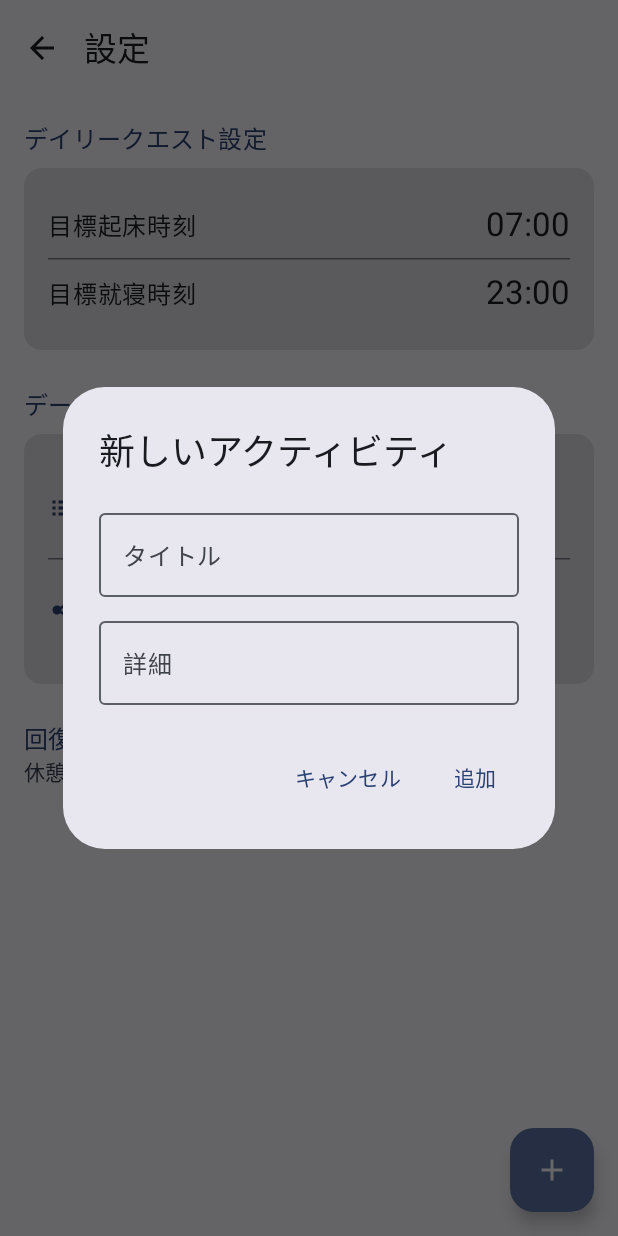
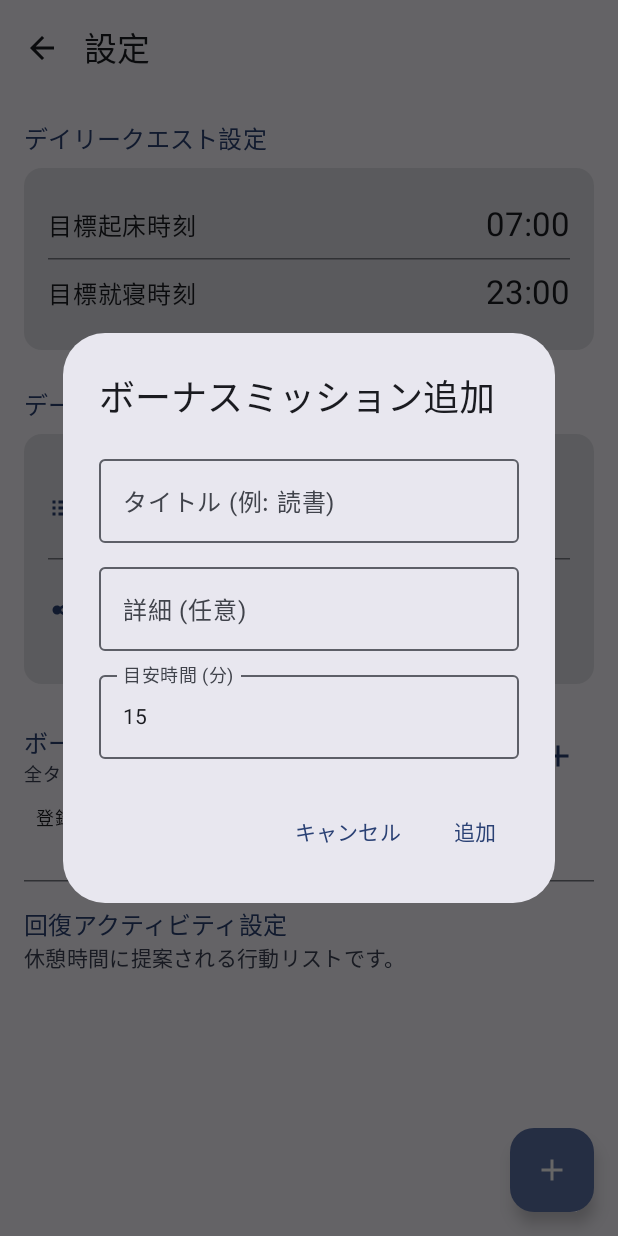
Before and after one commit to aglioolio555/LifeQuest, an Android app built with Jetpack Compose: the composable MainScreen shown on its own in the app's theme, after a tap on "追加", on a phone screen of 412 x 824 dp. Run offline under Robolectric (Android 15) with nearby library versions, the light colour scheme and no system bars; our stand-ins replace Room's generated code; 2 other taps on this screen came first.

Commit message:
add bounus quest

```diff
--- a/app/src/main/java/com/example/lifequest/MainActivity.kt
+++ b/app/src/main/java/com/example/lifequest/MainActivity.kt
@@ -30,7 +30,7 @@ class MainActivity : ComponentActivity() {
             .fallbackToDestructiveMigration()
             .build()
 
-        val repository = MainRepository(db.userStatusDao(), questDao = db.questDao(), questLogDao = db.questLogDao(), db.breakActivityDao(), db.dailyQuestDao())
+        val repository = MainRepository(db.userStatusDao(), questDao = db.questDao(), questLogDao = db.questLogDao(), db.breakActivityDao(), db.dailyQuestDao(),db.extraQuestDao())
 
         val usageStatsHelper = UsageStatsHelper(applicationContext)
 
--- a/app/src/main/java/com/example/lifequest/QuestEnums.kt
+++ b/app/src/main/java/com/example/lifequest/QuestEnums.kt
@@ -11,7 +11,8 @@ enum class DailyQuestType(val title: String, val message: String, val icon: Imag
     WAKE_UP("早起き達成", "素晴らしい一日の始まりです！", Icons.Default.WbSunny, Color(0xFFFFA000)), // オレンジ
     BEDTIME("早寝達成", "昨日はしっかり休めましたね。", Icons.Default.Bedtime, Color(0xFF3F51B5)), // インディゴ
     FOCUS("集中リミット突破", "驚異的な集中力です！", Icons.Default.Timer, Color(0xFFF44336)),    // 赤
-    BALANCE("バランスミッション", "新たな領域を制覇しました！", Icons.Default.Balance, Color(0xFF4CAF50)); // 緑
+    BALANCE("バランスミッション", "新たな領域を制覇しました！", Icons.Default.Balance, Color(0xFF4CAF50)), // 緑
+    BONUS("ボーナスミッション達成", "自己研鑽への挑戦、素晴らしい！", Icons.Default.Star, Color(0xFF9C27B0));
 }
 // カテゴリ定義
 enum class QuestCategory(val id: Int, val label: String, val icon: ImageVector, val color: Color) {
--- a/app/src/main/java/com/example/lifequest/data/local/AppDatabase.kt
+++ b/app/src/main/java/com/example/lifequest/data/local/AppDatabase.kt
@@ -8,20 +8,24 @@ import com.example.lifequest.data.local.dao.DailyQuestDao
 import com.example.lifequest.data.local.dao.UserStatusDao
 import com.example.lifequest.data.local.dao.QuestDao
 import com.example.lifequest.data.local.dao.QuestLogDao
+import com.example.lifequest.data.local.dao.ExtraQuestDao
 import com.example.lifequest.data.local.entity.BreakActivity
 import com.example.lifequest.data.local.entity.DailyQuestProgress
 import com.example.lifequest.data.local.entity.Quest
 import com.example.lifequest.data.local.entity.QuestLog
 import com.example.lifequest.data.local.entity.Subtask
+import com.example.lifequest.data.local.entity.ExtraQuest
 
 // entities に Quest::class を追加し、version を 2 に上げます
 @Database(entities =
     [UserStatus::class, Quest::class, QuestLog::class,
-        Subtask::class, BreakActivity::class, DailyQuestProgress::class], version =12)
+        Subtask::class, BreakActivity::class, DailyQuestProgress::class,
+    ExtraQuest::class], version =13)
 abstract class AppDatabase : RoomDatabase() {
     abstract fun userStatusDao(): UserStatusDao
     abstract fun questDao(): QuestDao
     abstract fun questLogDao(): QuestLogDao
     abstract fun breakActivityDao(): BreakActivityDao
     abstract fun dailyQuestDao(): DailyQuestDao
+    abstract fun extraQuestDao(): ExtraQuestDao
 }
--- /dev/null
+++ b/app/src/main/java/com/example/lifequest/data/local/dao/ExtraQuestDao.kt
@@ -0,0 +1,26 @@
+package com.example.lifequest.data.local.dao
+
+import androidx.room.Dao
+import androidx.room.Delete
+import androidx.room.Insert
+import androidx.room.Query
+import com.example.lifequest.data.local.entity.ExtraQuest
+import kotlinx.coroutines.flow.Flow
+
+@Dao
+interface ExtraQuestDao {
+    @Query("SELECT * FROM extra_quests ORDER BY id DESC")
+    fun getAll(): Flow<List<ExtraQuest>>
+
+    @Query("SELECT * FROM extra_quests ORDER BY RANDOM() LIMIT 1")
+    fun getRandom(): ExtraQuest?
+
+    @Insert
+    fun insert(quest: ExtraQuest): Long
+
+    @Delete
+    fun delete(quest: ExtraQuest): Int
+
+    @Query("SELECT COUNT(*) FROM extra_quests")
+    fun getCount(): Int
+}
--- a/app/src/main/java/com/example/lifequest/ui/MainScreen.kt
+++ b/app/src/main/java/com/example/lifequest/ui/MainScreen.kt
@@ -110,6 +110,7 @@ fun MainScreen(viewModel: MainViewModel) {
     var editingQuestData by remember { mutableStateOf<QuestWithSubtasks?>(null) }
     val popupQueue by viewModel.popupQueue.collectAsState()
 
+    val suggestedExtraQuest by viewModel.suggestedExtraQuest.collectAsState()
 
     Scaffold(
         bottomBar = {
@@ -162,6 +163,12 @@ fun MainScreen(viewModel: MainViewModel) {
                         HomeScreen(
                             status = status,
                             urgentQuestData = quests.firstOrNull(),
+                            suggestedExtraQuest = suggestedExtraQuest,
+                            onStartBonusMission = { extra ->
+                                viewModel.startBonusMission(extra, soundManager)
+                                activity?.startPinning()
+                                currentScreen = Screen.FOCUS
+                            },
                             timerState = timerState,
                             currentTime = currentTime,
                             onOpenSettings = { currentScreen = Screen.SETTINGS },
--- a/app/src/main/java/com/example/lifequest/ui/screens/HomeScreen.kt
+++ b/app/src/main/java/com/example/lifequest/ui/screens/HomeScreen.kt
@@ -13,10 +13,12 @@ import androidx.compose.ui.unit.dp
 import com.example.lifequest.model.QuestWithSubtasks
 import com.example.lifequest.data.local.entity.Quest
 import com.example.lifequest.data.local.entity.Subtask
+import com.example.lifequest.data.local.entity.ExtraQuest
 import com.example.lifequest.logic.TimerState
 import com.example.lifequest.data.local.entity.UserStatus
 import com.example.lifequest.ui.components.StatusCard
 import com.example.lifequest.ui.components.UrgentQuestCard
+import com.example.lifequest.ui.components.BonusMissionCard
 
 @Composable
 fun HomeScreen(
@@ -28,7 +30,9 @@ fun HomeScreen(
     onEdit: (QuestWithSubtasks) -> Unit,
     onToggleTimer: (Quest) -> Unit,
     onComplete: (Quest) -> Unit,
-    onSubtaskToggle: (Subtask) -> Unit
+    onSubtaskToggle: (Subtask) -> Unit,
+    suggestedExtraQuest: ExtraQuest?,
+    onStartBonusMission: (ExtraQuest) -> Unit
 ) {
     Column(
         modifier = Modifier.fillMaxSize().padding(16.dp),
@@ -65,11 +69,21 @@ fun HomeScreen(
                 color = MaterialTheme.colorScheme.secondary
             )
         } else {
+            // ★変更: タスク完了時
             Card(colors = CardDefaults.cardColors(containerColor = MaterialTheme.colorScheme.surfaceVariant), modifier = Modifier.fillMaxWidth().padding(16.dp)) {
                 Column(modifier = Modifier.padding(32.dp).fillMaxWidth(), horizontalAlignment = Alignment.CenterHorizontally) {
                     Icon(Icons.Default.Check, contentDescription = null, modifier = Modifier.size(48.dp), tint = MaterialTheme.colorScheme.primary)
-                    Text("全てのクエストを完了しました！")
+                    Text("今日の全タスク完了！", fontWeight = FontWeight.Bold)
                 }
+            }
+
+            // ★追加: ボーナスミッションの提案があれば表示
+            if (suggestedExtraQuest != null) {
+                Spacer(modifier = Modifier.height(24.dp))
+                BonusMissionCard(
+                    extraQuest = suggestedExtraQuest,
+                    onStart = { onStartBonusMission(suggestedExtraQuest) }
+                )
             }
         }
     }
--- a/app/src/main/java/com/example/lifequest/ui/screens/SettingScreen.kt
+++ b/app/src/main/java/com/example/lifequest/ui/screens/SettingScreen.kt
@@ -14,6 +14,7 @@ import androidx.compose.material3.*
 import androidx.compose.runtime.*
 import androidx.compose.ui.Alignment
 import androidx.compose.ui.Modifier
+import androidx.compose.ui.text.font.FontWeight
 import androidx.compose.ui.unit.dp
 import com.example.lifequest.data.local.entity.BreakActivity
 import com.example.lifequest.data.local.entity.UserStatus
@@ -29,9 +30,13 @@ fun SettingScreen(
     onUpdateTargetTimes: (Int, Int, Int, Int) -> Unit,
     onExportQuestLogs: () -> Unit,   // ★変更: クエストログ用
     onExportDailyQuests: () -> Unit, // ★追加: デイリークエスト用
+    extraQuests: List<com.example.lifequest.data.local.entity.ExtraQuest> = emptyList(),
+    onAddExtraQuest: (String, String, Int) -> Unit = {_,_,_ ->},
+    onDeleteExtraQuest: (com.example.lifequest.data.local.entity.ExtraQuest) -> Unit = {},
     onBack: () -> Unit
 ) {
     var showAddDialog by remember { mutableStateOf(false) }
+    var showExtraAddDialog by remember { mutableStateOf(false) }
     var showWakeUpPicker by remember { mutableStateOf(false) }
     var showBedTimePicker by remember { mutableStateOf(false) }
 
@@ -130,7 +135,45 @@ fun SettingScreen(
             }
 
             Spacer(modifier = Modifier.height(24.dp))
+            // ★追加: エキストラクエスト管理セクション
+            Row(
+                modifier = Modifier.fillMaxWidth(),
+                horizontalArrangement = Arrangement.SpaceBetween,
+                verticalAlignment = Alignment.CenterVertically
+            ) {
+                Column {
+                    Text("ボーナスミッション設定", style = MaterialTheme.typography.titleMedium, color = MaterialTheme.colorScheme.primary)
+                    Text("全タスク完了後にランダム出現", style = MaterialTheme.typography.bodySmall, color = MaterialTheme.colorScheme.secondary)
+                }
+                IconButton(onClick = { showExtraAddDialog = true }) {
+                    Icon(Icons.Default.Add, contentDescription = "追加", tint = MaterialTheme.colorScheme.primary)
+                }
+            }
 
+            LazyColumn(
+                modifier = Modifier.heightIn(max = 200.dp), // 高さ制限
+                verticalArrangement = Arrangement.spacedBy(8.dp),
+                contentPadding = PaddingValues(bottom = 8.dp)
+            ) {
+                items(extraQuests) { extra ->
+                    Card(modifier = Modifier.fillMaxWidth()) {
+                        Row(modifier = Modifier.padding(horizontal = 16.dp, vertical = 8.dp), verticalAlignment = Alignment.CenterVertically) {
+                            Column(modifier = Modifier.weight(1f)) {
+                                Text(extra.title, style = MaterialTheme.typography.bodyMedium, fontWeight = FontWeight.Bold)
+                                Text("${extra.estimatedTime / 60000}分 / +${extra.expReward}EXP", style = MaterialTheme.typography.bodySmall)
+                            }
+                            IconButton(onClick = { onDeleteExtraQuest(extra) }, modifier = Modifier.size(24.dp)) {
+                                Icon(Icons.Default.Delete, contentDescription = "削除", tint = MaterialTheme.colorScheme.error)
+                            }
+                        }
+                    }
+                }
+                if (extraQuests.isEmpty()) {
+                    item { Text("登録なし", style = MaterialTheme.typography.bodySmall, modifier = Modifier.padding(8.dp)) }
+                }
+            }
+
+            HorizontalDivider(modifier = Modifier.padding(vertical = 16.dp))
             // --- 回復アクティビティ設定 ---
             Text("回復アクティビティ設定", style = MaterialTheme.typography.titleMedium, color = MaterialTheme.colorScheme.primary)
             Text("休憩時間に提案される行動リストです。", style = MaterialTheme.typography.bodyMedium, color = MaterialTheme.colorScheme.secondary, modifier = Modifier.padding(bottom = 8.dp))
@@ -184,4 +227,32 @@ fun SettingScreen(
             dismissButton = { TextButton(onClick = { showAddDialog = false }) { Text("キャンセル") } }
         )
     }
+    if (showExtraAddDialog) {
+        var title by remember { mutableStateOf("") }
+        var desc by remember { mutableStateOf("") }
+        var minutes by remember { mutableStateOf("15") }
+
+        AlertDialog(
+            onDismissRequest = { showExtraAddDialog = false },
+            title = { Text("ボーナスミッション追加") },
+            text = {
+                Column {
+                    OutlinedTextField(value = title, onValueChange = { title = it }, label = { Text("タイトル (例: 読書)") })
+                    Spacer(modifier = Modifier.height(8.dp))
+                    OutlinedTextField(value = desc, onValueChange = { desc = it }, label = { Text("詳細 (任意)") })
+                    Spacer(modifier = Modifier.height(8.dp))
+                    OutlinedTextField(value = minutes, onValueChange = { if(it.all{c->c.isDigit()}) minutes = it }, label = { Text("目安時間 (分)") })
+                }
+            },
+            confirmButton = {
+                TextButton(onClick = {
+                    if (title.isNotBlank()) {
+                        onAddExtraQuest(title, desc, minutes.toIntOrNull() ?: 15)
+                        showExtraAddDialog = false
+                    }
+                }) { Text("追加") }
+            },
+            dismissButton = { TextButton(onClick = { showExtraAddDialog = false }) { Text("キャンセル") } }
+        )
+    }
 }
```
Also changed, not shown: app/src/main/java/com/example/lifequest/data/local/entity/ExtraQuestEntity.kt (added, +13 -0 lines), app/src/main/java/com/example/lifequest/data/repository/MainRepository.kt (+17 -1 lines), app/src/main/java/com/example/lifequest/ui/components/BonusMissionCard.kt (added, +164 -0 lines), app/src/main/java/com/example/lifequest/viewmodel/MainViewModel.kt (+70 -3 lines).
